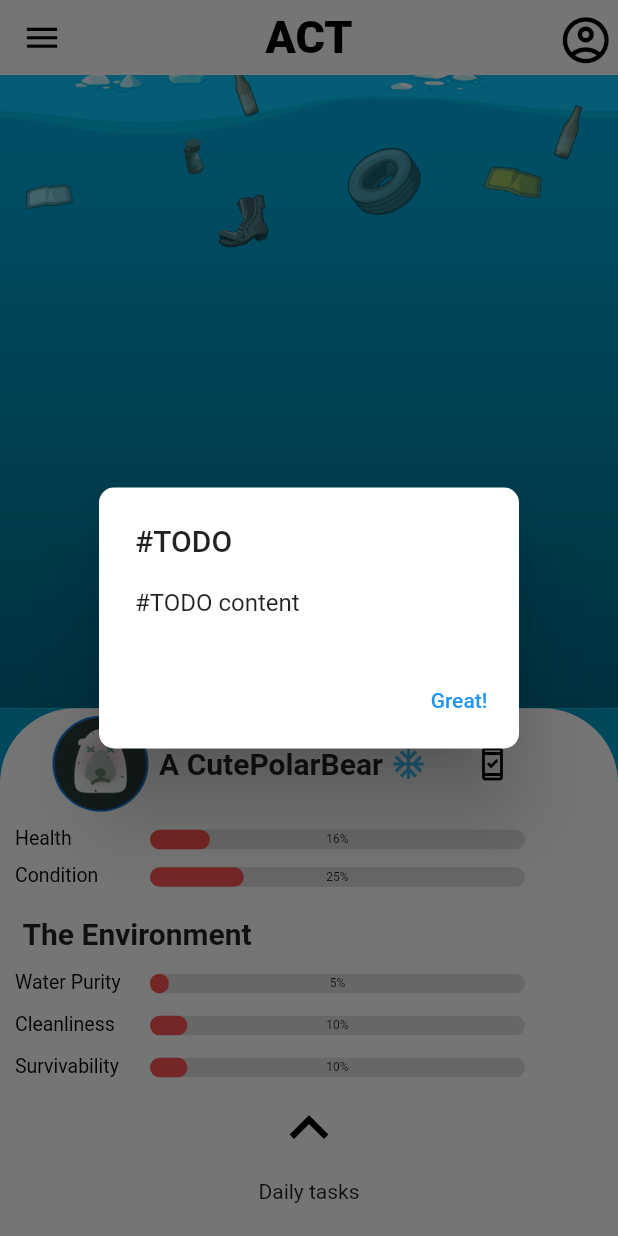
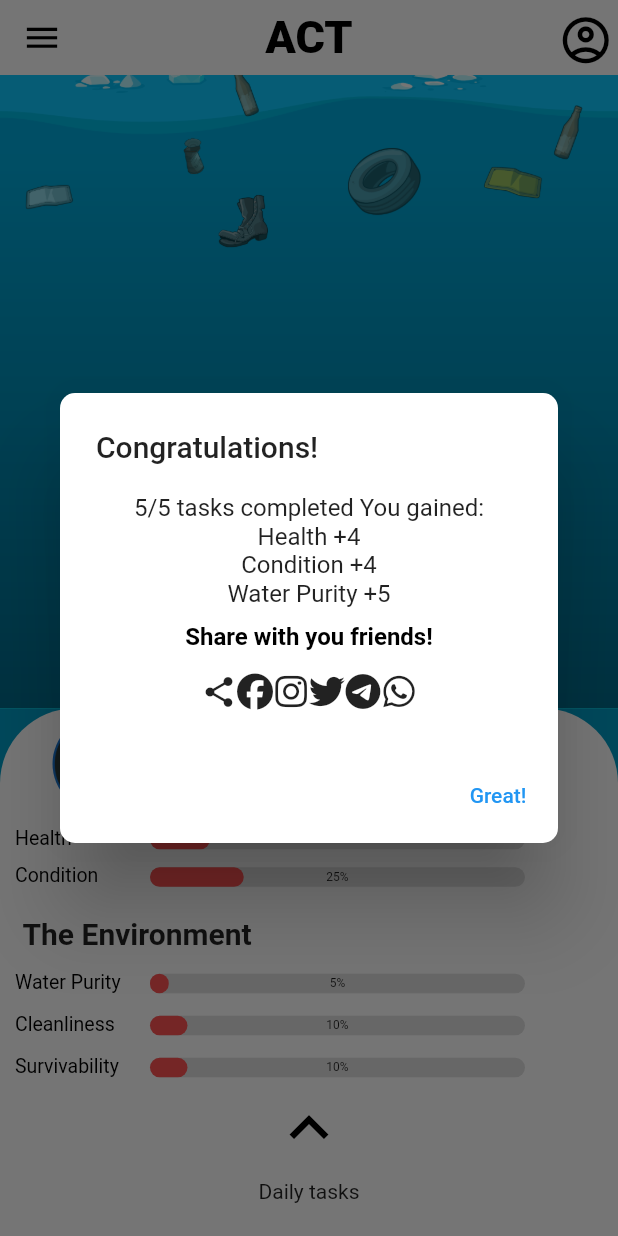
Before and after one commit to jeremychow99/google-ignite-project, a Flutter app: the GameEnvironment screen opened directly, scrolled down 310 dp, after a tap on the "security update good" icon, on a phone screen of 412 x 824 dp. Run offline on Flutter 3.47's test engine with Material 2 defaults, Android fonts, the phone set to English and light mode, and no system bars; drawn by our look-alikes of percent_indicator; our stand-ins replace font_awesome_flutter, smooth_page_indicator; missing offline and left inert: conditional_questions.

Commit message:
Added in dailytasks pop up in gameenvironment Added dependency for font_awesome_flutter Modified question.dart file + beautification

```diff
--- a/draftapp/lib/screens/dailytasks.dart
+++ b/draftapp/lib/screens/dailytasks.dart
@@ -141,10 +141,12 @@ showAlertDialog(BuildContext context) {
   // set up the button
   Widget okButton = TextButton(
     child: Text("OK"),
-    onPressed: () {
-      Navigator.of(context).push(
+    onPressed: () async {
+      Navigator.pop(context);
+      await Navigator.of(context).push(
           MaterialPageRoute(builder: (context) => const GameEnvironment()));
     },
+
   );
 
   // set up the AlertDialog
--- a/draftapp/lib/screens/game_environment.dart
+++ b/draftapp/lib/screens/game_environment.dart
@@ -1,6 +1,7 @@
 import 'package:flutter/material.dart';
 import 'package:percent_indicator/linear_percent_indicator.dart';
 import 'dailytasks.dart';
+import 'package:font_awesome_flutter/font_awesome_flutter.dart';
 
 const Map<String, Color> myColors = {
   "primary": Color.fromRGBO(0, 158, 199, 1)
@@ -287,8 +288,32 @@ class _BodyState extends State<_Body> {
                                 context: context,
                                 builder: (context) =>
                                     AlertDialog(
-                                      title: const Text("#TODO"),
-                                      content: const Text("#TODO content"),
+                                      title: const Text("Congratulations!"),
+                                      content: SizedBox(
+                                        width: 300,
+                                        height: 145,
+                                        child: Column(
+                                          children: [
+                                            const Text("5/5 tasks completed You gained:"),
+                                            const Text("Health +4"),
+                                            const Text("Condition +4"),
+                                            const Text("Water Purity +5"),
+                                            const SizedBox(height: 10,),
+                                            const Text("Share with you friends!", style: TextStyle(color: Colors.black, fontWeight: FontWeight.bold),),
+                                            const SizedBox(height: 15,),
+                                            Row(
+                                              mainAxisAlignment: MainAxisAlignment.center,
+                                              children: const [
+                                              Icon(Icons.share),
+                                              Icon(FontAwesomeIcons.facebook),
+                                              Icon(FontAwesomeIcons.instagram),
+                                              Icon(FontAwesomeIcons.twitter),
+                                              Icon(FontAwesomeIcons.telegram),
+                                              Icon(FontAwesomeIcons.whatsapp)
+                                            ],)
+                                          ],
+                                        ),
+                                      ),
                                       shape: const RoundedRectangleBorder(
                                           borderRadius: BorderRadius.all(
                                               Radius.circular(10))
--- a/draftapp/pubspec.yaml
+++ b/draftapp/pubspec.yaml
@@ -33,6 +33,7 @@ dependencies:
     sdk: flutter
   percent_indicator: ^3.4.0
   smooth_page_indicator: ^1.0.0+2
+  font_awesome_flutter: ^10.2.1
 
 
   # The following adds the Cupertino Icons font to your application.
```
Also changed, not shown: draftapp/lib/screens/intro.dart (+6 -8 lines), draftapp/lib/screens/question.dart (+11 -6 lines), draftapp/pubspec.lock.
